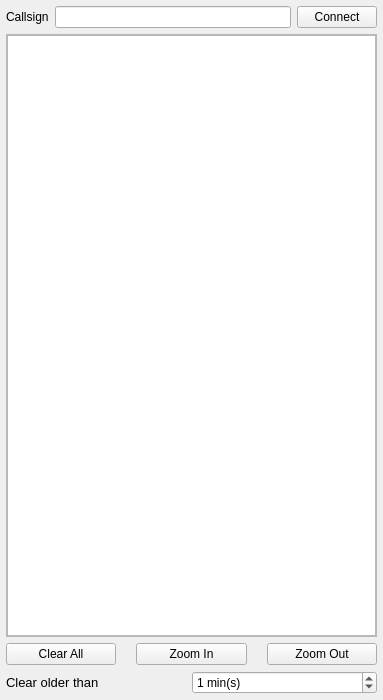
kyleboyle/not1mm, file not1mm/data/bandmap.ui: the form before one commit.
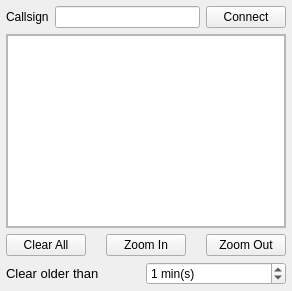
The form after the commit.

The edit to the form file:
```diff
--- a/not1mm/data/bandmap.ui
+++ b/not1mm/data/bandmap.ui
@@ -2,14 +2,6 @@
 <ui version="4.0">
  <class>BandMapWindow</class>
  <widget class="QDockWidget" name="BandMapWindow">
-  <property name="geometry">
-   <rect>
-    <x>0</x>
-    <y>0</y>
-    <width>383</width>
-    <height>700</height>
-   </rect>
-  </property>
   <property name="windowTitle">
    <string>BandMap</string>
   </property>
```
